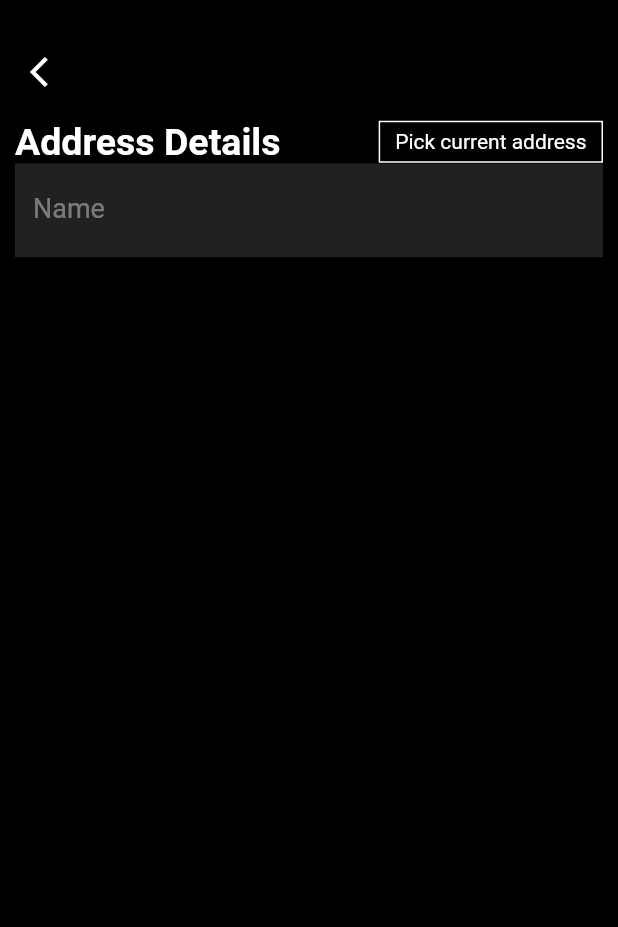
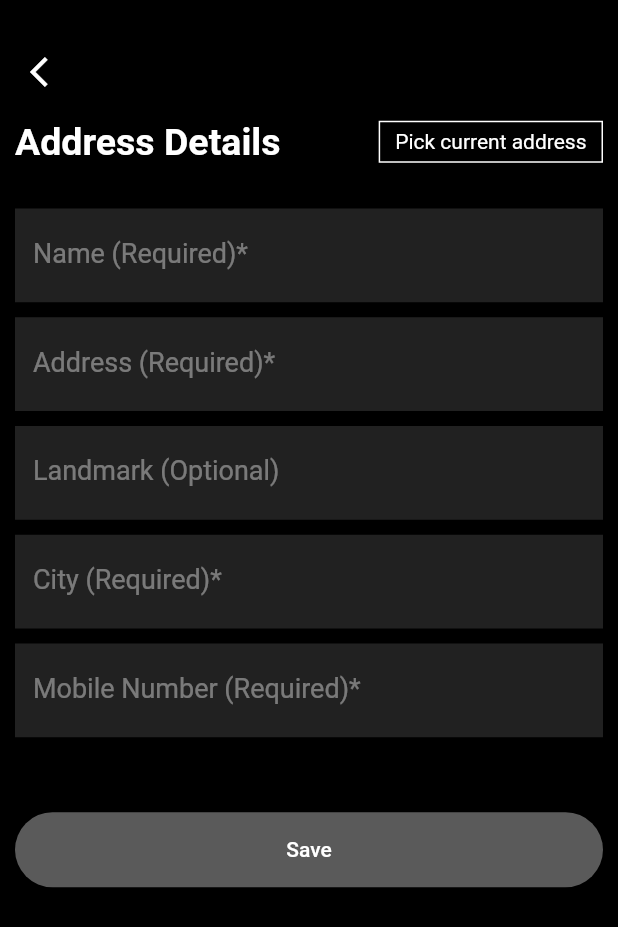
Before and after one commit to Siyahm/Time4Deal, a Flutter app: the AddAddressScreen screen opened by its route, after a tap on "Pick current address", on a phone screen of 412 x 824 dp. Shown: the top 927 px of the screen. Run offline on Flutter 3.47's test engine with Material 2 defaults, Android fonts, the light colour scheme and no system bars; our stand-ins replace dio, flutter_otp_text_field, flutter_rating_bar, fluttertoast, geolocator, google_sign_in and 1 more; missing offline and left inert: flutter_carousel_slider, geocode; accounts and stored records are empty; network calls fail.

Commit message:
Add address UI completed, Current address picked using Geolocator and Geocode

```diff
--- a/lib/controller/add_address_screen_controller/add_address_controller.dart
+++ b/lib/controller/add_address_screen_controller/add_address_controller.dart
@@ -1,4 +1,10 @@
+import 'dart:developer';
+
 import 'package:flutter/cupertino.dart';
+import 'package:geocode/geocode.dart';
+import 'package:time4deal/models/address_model/address_model.dart';
+import 'package:time4deal/routes/rout_names.dart';
+import 'package:time4deal/service/add_address_screen_service/add_address_screen_service.dart';
 
 class AddAddressController with ChangeNotifier {
   final TextEditingController nameController = TextEditingController();
@@ -6,4 +12,80 @@ class AddAddressController with ChangeNotifier {
   final TextEditingController landmarkController = TextEditingController();
   final TextEditingController pincodeController = TextEditingController();
   final TextEditingController cityController = TextEditingController();
+  final TextEditingController mobController = TextEditingController();
+
+  bool isLoading = false;
+  double latitude = 0.0;
+  double longitude = 0.0;
+  Address? currentAddress;
+
+  void onClickSaveButton(List<AddressModel> addressList, BuildContext context,
+      GlobalKey<FormState> formKey) {
+    if (formKey.currentState!.validate()) {
+      final address = AddressModel(
+          name: nameController.text,
+          address: addressController.text,
+          landMark: landmarkController.text,
+          pinCode: pincodeController.text,
+          city: cityController.text,
+          mobNum: mobController.text);
+      addressList.add(address);
+      notifyListeners();
+      clearControllers();
+      Navigator.of(context).pushNamed(RouteNames.stepperScreens);
+    }
+  }
+
+  void clearControllers() {
+    nameController.clear();
+    addressController.clear();
+    landmarkController.clear();
+    pincodeController.clear();
+    cityController.clear();
+    mobController.clear();
+  }
+
+  void getCurrentLocation() async {
+    isLoading = true;
+    notifyListeners();
+    await AddAddressScreenservice().getPosition().then((value) async {
+      if (value != null) {
+        latitude = value.latitude;
+        longitude = value.longitude;
+        // log(value.toString());
+
+        getCurrentAddress();
+      } else {
+        // log('value is null');
+      }
+    });
+    isLoading = false;
+    notifyListeners();
+  }
+
+  void getCurrentAddress() async {
+    isLoading = true;
+    notifyListeners();
+    await AddAddressScreenservice()
+        .getCordinates(latitude, longitude)
+        .then((value) {
+      if (value != null) {
+        currentAddress = value;
+        filCurrentAddress();
+        // log(currentAddress!.streetAddress.toString());
+        notifyListeners();
+      } else {
+        log('value is null;');
+      }
+    });
+    isLoading = false;
+    notifyListeners();
+  }
+
+  void filCurrentAddress() {
+    addressController.text = currentAddress!.streetAddress!;
+    cityController.text = currentAddress!.city!;
+
+    notifyListeners();
+  }
 }
--- a/lib/controller/products_view_screen_controller/product_view_screen_controller.dart
+++ b/lib/controller/products_view_screen_controller/product_view_screen_controller.dart
@@ -1,7 +1,6 @@
 import 'package:flutter/cupertino.dart';
 import 'package:time4deal/models/product_model/product_model.dart';
 import 'package:time4deal/service/products_view_screen_service/product_view_screen_service.dart';
-import 'package:time4deal/widgets/custome_app_bar.dart';
 
 class ProductViewScreenController with ChangeNotifier {
   bool isLoading = false;
--- a/lib/controller/stepper_controller/stepper_controller.dart
+++ b/lib/controller/stepper_controller/stepper_controller.dart
@@ -6,42 +6,42 @@ class StepperController with ChangeNotifier {
   int currentIndex = 0;
 
   List<AddressModel> addressList = [
-    AddressModel(
-        name: "Siyah Musliyarakath",
-        address: 'Parasseri',
-        landMark: 'Arimanal',
-        pinCode: '676525',
-        mobNum: '9656091791'),
-    AddressModel(
-        name: "Siyah",
-        address: 'Parasseri',
-        landMark: 'Arimanal',
-        pinCode: '676525',
-        mobNum: '9656091791'),
-    AddressModel(
-        name: "Siyah",
-        address: 'Parasseri',
-        landMark: 'Arimanal',
-        pinCode: '676525',
-        mobNum: '9656091791'),
-    AddressModel(
-        name: "Siyah Musliyarakath",
-        address: 'Parasseri',
-        landMark: 'Arimanal',
-        pinCode: '676525',
-        mobNum: '9656091791'),
-    AddressModel(
-        name: "Siyah",
-        address: 'Parasseri',
-        landMark: 'Arimanal',
-        pinCode: '676525',
-        mobNum: '9656091791'),
-    AddressModel(
-        name: "Siyah",
-        address: 'Parasseri',
-        landMark: 'Arimanal',
-        pinCode: '676525',
-        mobNum: '9656091791'),
+    // AddressModel(
+    //     name: "Siyah Musliyarakath",
+    //     address: 'Parasseri',
+    //     landMark: 'Arimanal',
+    //     pinCode: '676525',
+    //     mobNum: '9656091791'),
+    // AddressModel(
+    //     name: "Siyah",
+    //     address: 'Parasseri',
+    //     landMark: 'Arimanal',
+    //     pinCode: '676525',
+    //     mobNum: '9656091791'),
+    // AddressModel(
+    //     name: "Siyah",
+    //     address: 'Parasseri',
+    //     landMark: 'Arimanal',
+    //     pinCode: '676525',
+    //     mobNum: '9656091791'),
+    // AddressModel(
+    //     name: "Siyah Musliyarakath",
+    //     address: 'Parasseri',
+    //     landMark: 'Arimanal',
+    //     pinCode: '676525',
+    //     mobNum: '9656091791'),
+    // AddressModel(
+    //     name: "Siyah",
+    //     address: 'Parasseri',
+    //     landMark: 'Arimanal',
+    //     pinCode: '676525',
+    //     mobNum: '9656091791'),
+    // AddressModel(
+    //     name: "Siyah",
+    //     address: 'Parasseri',
+    //     landMark: 'Arimanal',
+    //     pinCode: '676525',
+    //     mobNum: '9656091791'),
   ];
 
   void onStepContinue() {
--- a/lib/main.dart
+++ b/lib/main.dart
@@ -10,7 +10,7 @@ import 'package:time4deal/controller/onbording_controller/onbording_provider.dar
 import 'package:time4deal/controller/otp_controller/otp_controller.dart';
 import 'package:time4deal/controller/product_details_controller/product_details_controller.dart';
 import 'package:time4deal/controller/sign_in_controller/sign_in_provider.dart';
-import 'package:time4deal/controller/sign_up_controller/sign_up_provider.dart';
+import 'package:time4deal/controller/sign_up_controller/sign_up_controller.dart';
 import 'package:time4deal/controller/spalsh_controller/splash_provider.dart';
 import 'package:time4deal/controller/stepper_controller/stepper_controller.dart';
 import 'package:time4deal/controller/wish_list_controller/wish_list_controller.dart';
--- a/lib/models/address_model/address_model.dart
+++ b/lib/models/address_model/address_model.dart
@@ -3,6 +3,7 @@ class AddressModel {
   String? address;
   String? landMark;
   String? pinCode;
+  String? city;
   String? mobNum;
 
   AddressModel({
@@ -10,6 +11,7 @@ class AddressModel {
     required this.address,
     required this.landMark,
     required this.pinCode,
+    required this.city,
     required this.mobNum,
   });
 }
--- /dev/null
+++ b/lib/service/add_address_screen_service/add_address_screen_service.dart
@@ -0,0 +1,57 @@
+import 'dart:developer';
+
+import 'package:geocode/geocode.dart';
+import 'package:geolocator/geolocator.dart';
+import 'package:time4deal/helpers/app_colors.dart';
+import 'package:time4deal/helpers/app_exceptions.dart';
+import 'package:time4deal/utils/custom_toast.dart';
+
+class AddAddressScreenservice {
+  Future<Position?> getPosition() async {
+    try {
+      bool serviceEnabled;
+      LocationPermission permission;
+
+      serviceEnabled = await Geolocator.isLocationServiceEnabled();
+
+      if (!serviceEnabled) {
+        log('serviceEnabled is false');
+        customToast('Location is not turned ON ', AppColors.redColor);
+      } else {
+        log('seviceEnabled is true');
+        permission = await Geolocator.checkPermission();
+        log('entered try');
+        if (permission == LocationPermission.denied) {
+          permission = await Geolocator.requestPermission();
+          if (permission == LocationPermission.denied) {
+            customToast('Location permission denied', AppColors.redColor);
+            return null;
+          }
+        } else if (permission == LocationPermission.deniedForever) {
+          customToast(
+              'Location permission is permenantly denied, Please change your device settings',
+              AppColors.redColor);
+          return null;
+        } else {
+          Position position = await Geolocator.getCurrentPosition();
+          return position;
+        }
+        return null;
+      }
+    } catch (e) {
+      AppExceptions.handleError(e);
+    }
+    return null;
+  }
+
+  Future<Address?> getCordinates(double latitude, double longitude) async {
+    try {
+      Address address = await GeoCode()
+          .reverseGeocoding(latitude: latitude, longitude: longitude);
+      return address;
+    } catch (e) {
+      AppExceptions.handleError(e);
+    }
+    return null;
+  }
+}
--- a/lib/utils/common_validations.dart
+++ b/lib/utils/common_validations.dart
@@ -40,4 +40,18 @@ class CommonValidations {
     }
     return null;
   }
+
+  static String? addressValidation(String? value) {
+    if (value.toString().split('').length < 10) {
+      return 'Address must be atleast 10 letters';
+    }
+    return null;
+  }
+
+  static String? cityValidation(String? value) {
+    if (value == null || value.isEmpty) {
+      return 'Please enter city name';
+    }
+    return null;
+  }
 }
--- a/lib/view/add_address_screen/add_address_screen.dart
+++ b/lib/view/add_address_screen/add_address_screen.dart
@@ -1,22 +1,30 @@
+import 'dart:developer';
+
 import 'package:flutter/material.dart';
 import 'package:provider/provider.dart';
 import 'package:time4deal/controller/add_address_screen_controller/add_address_controller.dart';
+import 'package:time4deal/controller/stepper_controller/stepper_controller.dart';
 import 'package:time4deal/helpers/app_colors.dart';
 import 'package:time4deal/helpers/app_padding.dart';
 import 'package:time4deal/helpers/app_text_styles.dart';
+import 'package:time4deal/helpers/sized_boxes.dart';
 import 'package:time4deal/utils/common_functions.dart';
 import 'package:time4deal/utils/common_validations.dart';
 import 'package:time4deal/widgets/custome_app_bar.dart';
 import 'package:time4deal/widgets/custome_text_form_field.dart';
+import 'package:time4deal/widgets/long_elevated_button.dart';
 
 class AddAddressScreen extends StatelessWidget {
   const AddAddressScreen({super.key});
 
   @override
   Widget build(BuildContext context) {
+    // final size = MediaQuery.of(context).size;
     final addressFormKey = GlobalKey<FormState>();
     final addAddressController =
         Provider.of<AddAddressController>(context, listen: false);
+    final stepperController =
+        Provider.of<StepperController>(context, listen: false);
     return Scaffold(
       appBar: CustomeAppBar(
         leadingWidget: IconButton(
@@ -42,7 +50,9 @@ class AddAddressScreen extends StatelessWidget {
                       style: AppTextStyles.subTitle,
                     ),
                     GestureDetector(
-                      onTap: () {},
+                      onTap: () {
+                        addAddressController.getCurrentLocation();
+                      },
                       child: Container(
                         decoration: BoxDecoration(
                             border: Border.all(
@@ -54,12 +64,63 @@ class AddAddressScreen extends StatelessWidget {
                     )
                   ],
                 ),
+                SizedBoxes.heightBox30,
+
                 CustomTextFormField(
-                    text: 'Name',
-                    controller: addAddressController.nameController,
-                    validation: ((String? value) {
-                      CommonValidations.nameValidation(value);
-                    }))
+                  text: 'Name (Required)*',
+                  controller: addAddressController.nameController,
+                  validation: ((String? value) {
+                    return CommonValidations.nameValidation(value);
+                  }),
+                ),
+                SizedBoxes.heightBox10,
+                CustomTextFormField(
+                  text: 'Address (Required)*',
+                  controller: addAddressController.addressController,
+                  validation: ((String? value) {
+                    return CommonValidations.addressValidation(value);
+                  }),
+                ),
+                SizedBoxes.heightBox10,
+                CustomTextFormField(
+                  text: 'Landmark (Optional)',
+                  controller: addAddressController.landmarkController,
+                ),
+                SizedBoxes.heightBox10,
+                CustomTextFormField(
+                  text: 'City (Required)*',
+                  controller: addAddressController.cityController,
+                  validation: ((String? value) {
+                    return CommonValidations.cityValidation(value);
+                  }),
+                ),
+                SizedBoxes.heightBox10,
+                CustomTextFormField(
+                  text: 'Mobile Number (Required)*',
+                  controller: addAddressController.mobController,
+                  validation: ((String? value) {
+                    return CommonValidations.mobValidation(value);
+                  }),
+                ),
+                const SizedBox(
+                  height: 50,
+                ),
+
+                // const Spacer(),
+                SizedBox(
+                  width: double.infinity,
+                  // height: size.height * 1,
+                  child: LongElevatedButton(
+                    onPressed: () {
+                      addAddressController.onClickSaveButton(
+                          stepperController.addressList,
+                          context,
+                          addressFormKey);
+                    },
+                    color: AppColors.themeColor,
+                    child: const Text('Save'),
+                  ),
+                ),
               ],
             ),
           ),
--- a/lib/view/category_products_view_screen/category_product_view_screen.dart
+++ b/lib/view/category_products_view_screen/category_product_view_screen.dart
@@ -70,7 +70,7 @@ class CategoryProducsViewtScreen extends StatelessWidget {
                           )),
                           itemBuilder: (context, index) => ProductsView(
                               productId: value.categoryProducts[index].id,
-                              index: index,
+                              // index: index,
                               image:
                                   '${AppUrls.networkImageMainUrl}${ApiEndPoints.getProducts}/${value.categoryProducts[index].image[0]}',
                               company: 'No brand',
--- a/lib/view/home/home.dart
+++ b/lib/view/home/home.dart
@@ -97,7 +97,7 @@ class HomeScreen extends StatelessWidget {
                       : ProductsView(
                           productId: value.trendingProductItems[index].id,
                           model: value.trendingProductItems[index],
-                          index: index,
+                          // index: index,
                           image:
                               '${AppUrls.networkImageMainUrl}${ApiEndPoints.getProducts}/${value.trendingProductItems[index].image[0]}',
                           company: "Brand Name",
--- a/lib/view/otp_screen/otp_screen.dart
+++ b/lib/view/otp_screen/otp_screen.dart
@@ -5,7 +5,7 @@ import 'package:flutter_otp_text_field/flutter_otp_text_field.dart';
 import 'package:provider/provider.dart';
 import 'package:time4deal/controller/forgot_password_controller/forgot_password_provider.dart';
 import 'package:time4deal/controller/otp_controller/otp_controller.dart';
-import 'package:time4deal/controller/sign_up_controller/sign_up_provider.dart';
+import 'package:time4deal/controller/sign_up_controller/sign_up_controller.dart';
 import 'package:time4deal/helpers/app_colors.dart';
 import 'package:time4deal/helpers/app_padding.dart';
 import 'package:time4deal/helpers/app_text_styles.dart';
--- a/lib/view/sign_in/sign_in_scren.dart
+++ b/lib/view/sign_in/sign_in_scren.dart
@@ -2,7 +2,7 @@ import 'package:flutter/gestures.dart';
 import 'package:flutter/material.dart';
 import 'package:provider/provider.dart';
 import 'package:time4deal/controller/sign_in_controller/sign_in_provider.dart';
-import 'package:time4deal/controller/sign_up_controller/sign_up_provider.dart';
+import 'package:time4deal/controller/sign_up_controller/sign_up_controller.dart';
 import 'package:time4deal/helpers/app_colors.dart';
 import 'package:time4deal/helpers/app_padding.dart';
 import 'package:time4deal/helpers/app_text_styles.dart';
--- a/lib/view/sign_up/sign_up_screen.dart
+++ b/lib/view/sign_up/sign_up_screen.dart
@@ -2,7 +2,7 @@ import 'package:flutter/gestures.dart';
 import 'package:flutter/material.dart';
 import 'package:provider/provider.dart';
 import 'package:time4deal/controller/sign_in_controller/sign_in_provider.dart';
-import 'package:time4deal/controller/sign_up_controller/sign_up_provider.dart';
+import 'package:time4deal/controller/sign_up_controller/sign_up_controller.dart';
 import 'package:time4deal/helpers/app_colors.dart';
 import 'package:time4deal/helpers/app_padding.dart';
 import 'package:time4deal/helpers/app_text_styles.dart';
--- a/lib/widgets/custome_text_form_field.dart
+++ b/lib/widgets/custome_text_form_field.dart
@@ -7,7 +7,7 @@ class CustomTextFormField extends StatelessWidget {
     Key? key,
     required this.text,
     required this.controller,
-    required this.validation,
+    this.validation,
     this.isObscure = false,
     this.suffixIcon,
     this.keyboard,
--- a/lib/widgets/products_view.dart
+++ b/lib/widgets/products_view.dart
@@ -14,7 +14,7 @@ class ProductsView extends StatelessWidget {
     required this.company,
     required this.watchName,
     required this.isFavourite,
-    required this.index,
+    // required this.index,
     this.productId,
     this.model,
     this.rating,
@@ -24,7 +24,7 @@ class ProductsView extends StatelessWidget {
   final String? watchName;
 
   final bool? isFavourite;
-  final int index;
+  // final int index;
 
   final String? rating;
   final ProductModel? model;
```
Also changed, not shown: lib/controller/sign_up_controller/sign_up_controller.dart (renamed from lib/controller/sign_up_controller/sign_up_provider.dart), 2 other files.
